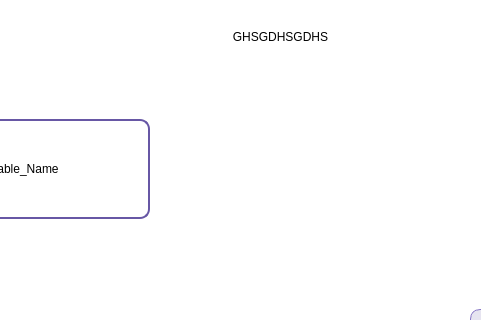
Above: Users_Interfaces/main_window.ui from FREDY129053/Tasks-Table before the change; both pictures show x 140 to 621 and y 0 to 320 of the 800 by 600 pixel window. Below: the same form after it.
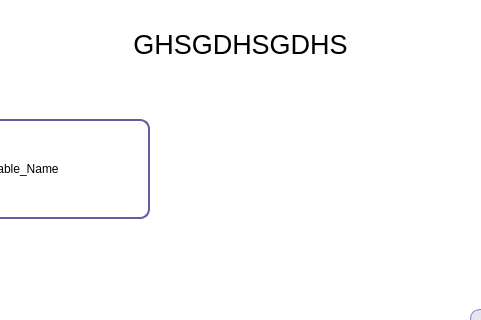
That is the form after the change. Icons and pictures are not drawn.

What changed in the file:
```diff
--- a/Users_Interfaces/main_window.ui
+++ b/Users_Interfaces/main_window.ui
@@ -237,12 +237,17 @@
    <widget class="QLabel" name="label">
     <property name="geometry">
      <rect>
-      <x>330</x>
+      <x>220</x>
       <y>10</y>
-      <width>181</width>
-      <height>16</height>
+      <width>321</width>
+      <height>31</height>
      </rect>
     </property>
+    <property name="font">
+     <font>
+      <pointsize>20</pointsize>
+     </font>
+    </property>
     <property name="text">
      <string>GHSGDHSGDHS</string>
     </property>
```
